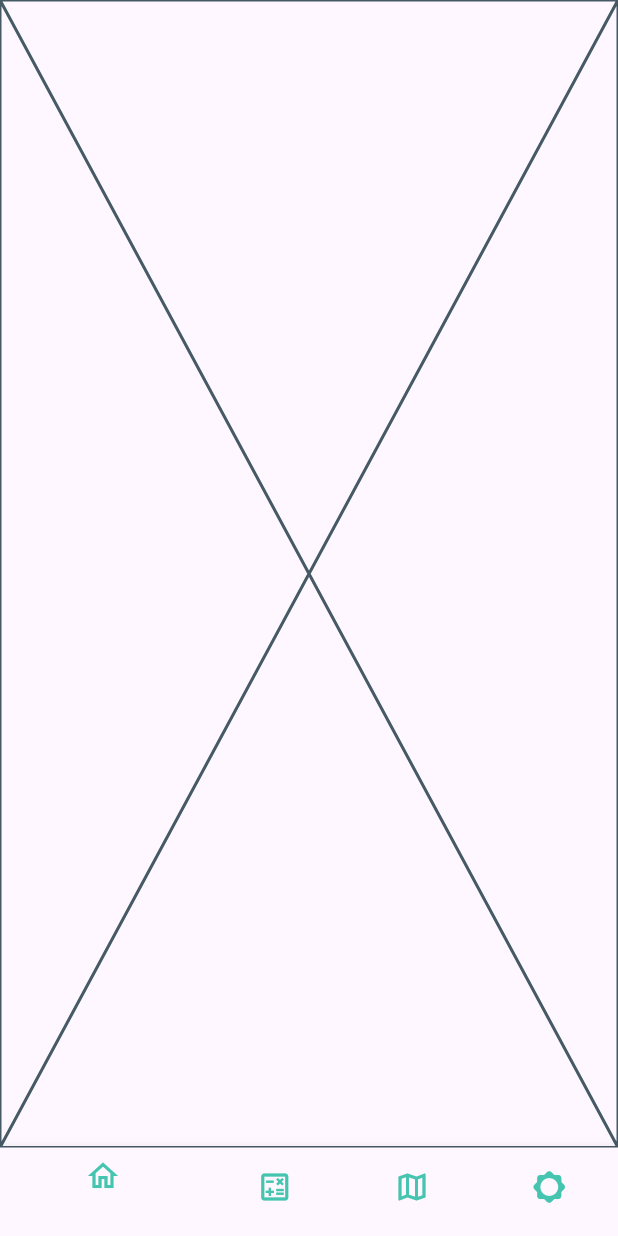
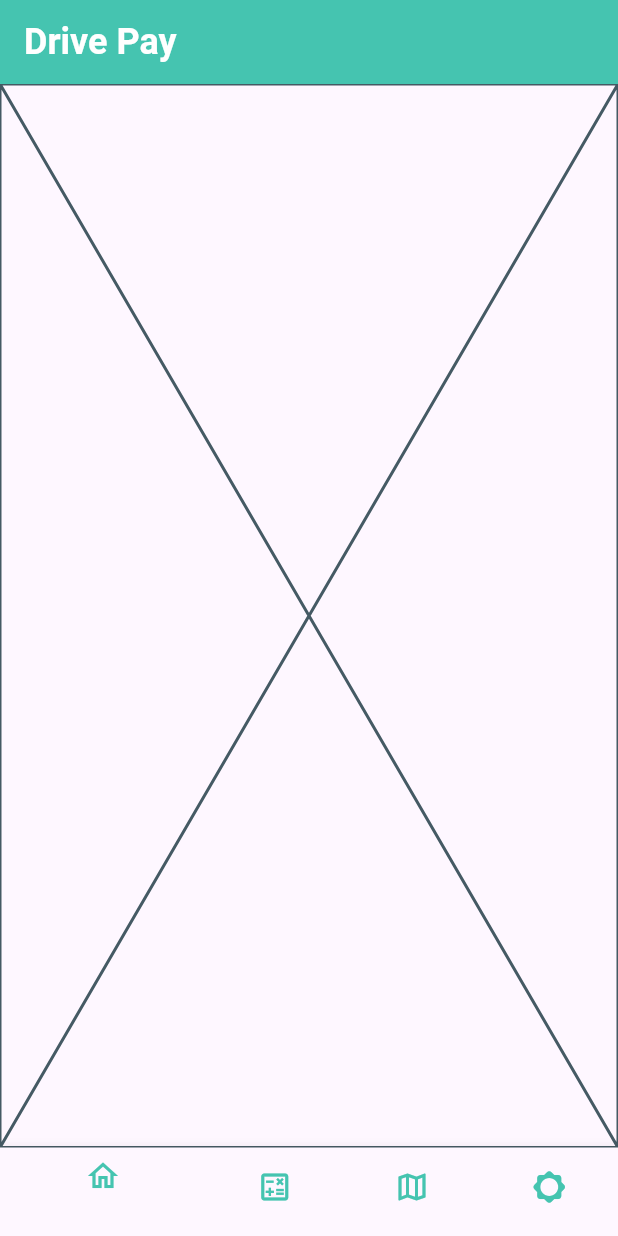
Before and after one commit to momomomomo0903/DrivePay, a Flutter app: the MainScreen screen opened directly, on a phone screen of 412 x 824 dp. Run offline on Flutter 3.47's test engine with Material 3 defaults, Android fonts, the phone set to English and light mode, and no system bars.

Commit message:
add:AppBar

```diff
--- a/lib/UI/fotter_menu.dart
+++ b/lib/UI/fotter_menu.dart
@@ -30,6 +30,17 @@ class _MainScreenState extends State<MainScreen> {
   @override
   Widget build(BuildContext context) {
     return Scaffold(
+      appBar: AppBar(
+        title: const Text(
+          'Drive Pay',
+          style: TextStyle(
+            fontSize: 24.0,
+            fontWeight: FontWeight.bold,
+            color: Colors.white,
+          ),
+        ),
+        backgroundColor: Color(0xff45c4b0),
+      ),
       body: _pages[_selectedIndex],
       bottomNavigationBar: BottomNavigationBar(
         items: <BottomNavigationBarItem>[
```
